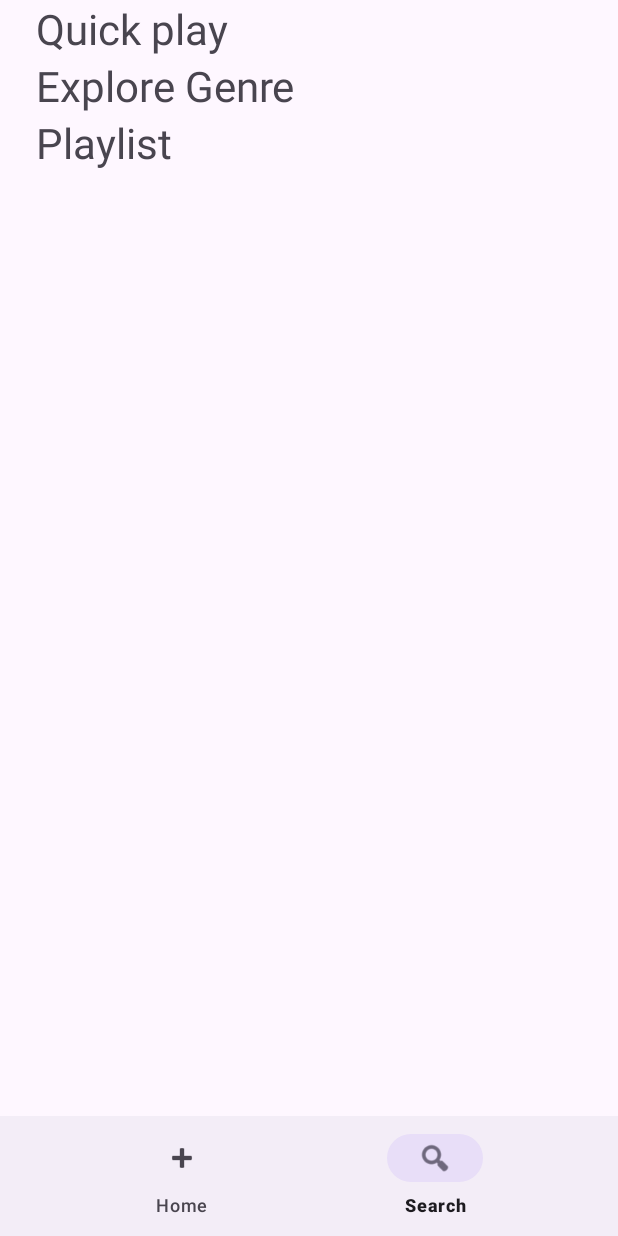
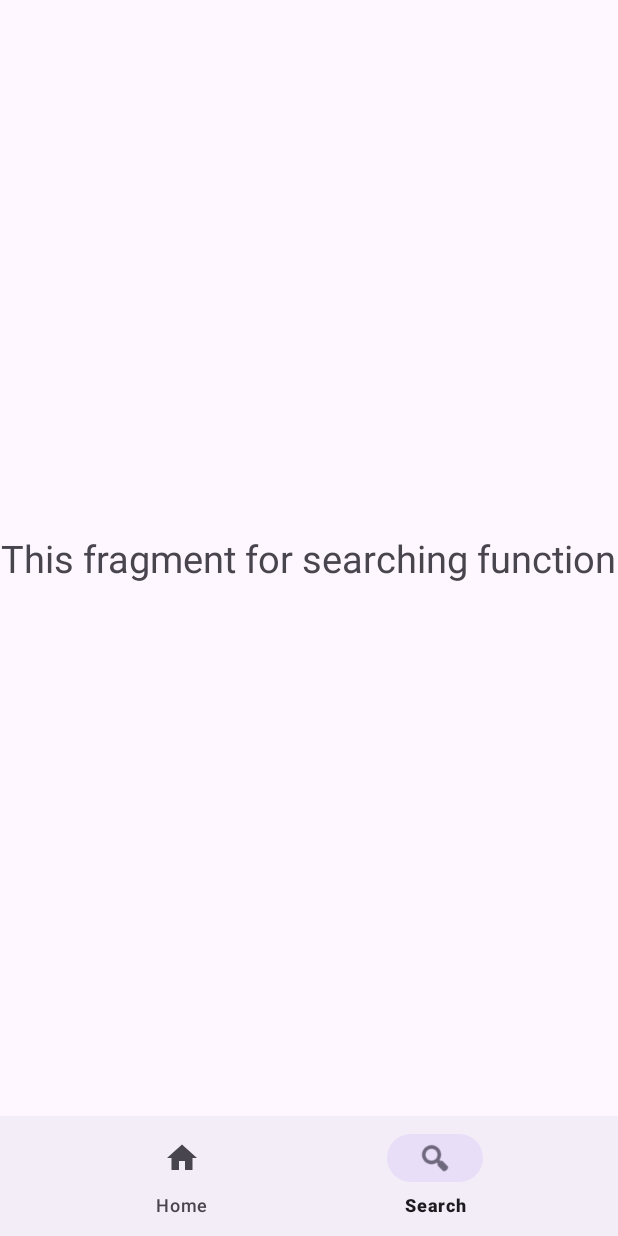
Before and after one commit to DoMHieu/Mobile-Dev-Gr8, an Android app: the screen it shows after launch (MainActivity), item 2 of the bottom bar chosen, on a phone screen of 412 x 824 dp. Run offline under Robolectric (Android 15) with nearby library versions, the phone set to English and light mode, and no system bars.

Commit message:
Empty Fragment

```diff
--- /dev/null
+++ b/music/app/src/main/java/com/example/music/HomeFragment.kt
@@ -0,0 +1,17 @@
+package com.example.music
+
+import android.os.Bundle
+import androidx.fragment.app.Fragment
+import android.view.LayoutInflater
+import android.view.View
+import android.view.ViewGroup
+
+class HomeFragment : Fragment() {
+    override fun onCreateView(
+        inflater: LayoutInflater, container: ViewGroup?,
+        savedInstanceState: Bundle?
+    ): View? {
+        // Inflate the layout for this fragment
+        return inflater.inflate(R.layout.fragment_home, container, false)
+    }
+}
--- a/music/app/src/main/java/com/example/music/MainActivity.kt
+++ b/music/app/src/main/java/com/example/music/MainActivity.kt
@@ -7,6 +7,8 @@ import androidx.core.view.ViewCompat
 import androidx.core.view.WindowInsetsCompat
 
 class MainActivity : AppCompatActivity() {
+
+
     override fun onCreate(savedInstanceState: Bundle?) {
         super.onCreate(savedInstanceState)
         enableEdgeToEdge()
@@ -16,8 +18,30 @@ class MainActivity : AppCompatActivity() {
             v.setPadding(systemBars.left, systemBars.top, systemBars.right, systemBars.bottom)
             insets
         }
+
+        val bottomNavigationView = findViewById<com.google.android.material.bottomnavigation.BottomNavigationView>(R.id.bottom_navigation)
+        supportFragmentManager.beginTransaction().replace(R.id.container, HomeFragment()).commit();
+
+        bottomNavigationView.setOnItemSelectedListener { item ->
+            when (item.itemId) {
+                R.id.home -> {
+                    supportFragmentManager.beginTransaction()
+                        .replace(R.id.container, HomeFragment())
+                        .commit()
+                    true
+                }
+                R.id.search_button -> {
+                    supportFragmentManager.beginTransaction()
+                        .replace(R.id.container, SearchFragment())
+                        .commit()
+                    true
+                }
+                else -> false
+            }
+        }
+
+
     }
-
     override fun onDestroy() {
         super.onDestroy()
     }
--- /dev/null
+++ b/music/app/src/main/java/com/example/music/SearchFragment.kt
@@ -0,0 +1,17 @@
+package com.example.music
+
+import android.os.Bundle
+import androidx.fragment.app.Fragment
+import android.view.LayoutInflater
+import android.view.View
+import android.view.ViewGroup
+
+class SearchFragment : Fragment() {
+    override fun onCreateView(
+        inflater: LayoutInflater, container: ViewGroup?,
+        savedInstanceState: Bundle?
+    ): View? {
+        // Inflate the layout for this fragment
+        return inflater.inflate(R.layout.fragment_search, container, false)
+    }
+}
--- /dev/null
+++ b/music/app/src/main/res/drawable/back_button.xml
@@ -0,0 +1,5 @@
+<vector xmlns:android="http://schemas.android.com/apk/res/android" android:autoMirrored="true" android:height="24dp" android:tint="#000000" android:viewportHeight="24" android:viewportWidth="24" android:width="24dp">
+
+    <path android:fillColor="@android:color/white" android:pathData="M20,11H7.83l5.59,-5.59L12,4l-8,8 8,8 1.41,-1.41L7.83,13H20v-2z"/>
+
+</vector>
--- /dev/null
+++ b/music/app/src/main/res/drawable/home.xml
@@ -0,0 +1,9 @@
+<vector xmlns:android="http://schemas.android.com/apk/res/android"
+    android:width="24dp"
+    android:height="24dp"
+    android:viewportWidth="24"
+    android:viewportHeight="24">
+    <path
+        android:fillColor="#000000"
+        android:pathData="M10,20v-6h4v6h5v-8h3L12,3 2,12h3v8z"/>
+</vector>
--- a/music/app/src/main/res/layout/activity_main.xml
+++ b/music/app/src/main/res/layout/activity_main.xml
@@ -1,5 +1,6 @@
 <?xml version="1.0" encoding="utf-8"?>
-<RelativeLayout xmlns:android="http://schemas.android.com/apk/res/android"
+<androidx.constraintlayout.widget.ConstraintLayout
+    xmlns:android="http://schemas.android.com/apk/res/android"
     xmlns:app="http://schemas.android.com/apk/res-auto"
     xmlns:tools="http://schemas.android.com/tools"
     android:id="@+id/main"
@@ -7,92 +8,18 @@
     android:layout_height="match_parent"
     tools:context=".MainActivity">
 
+    <FrameLayout
+        android:id="@+id/container"
+        android:layout_width="match_parent"
+        android:layout_height="0dp"
+        app:layout_constraintTop_toTopOf="parent"
+        app:layout_constraintBottom_toTopOf="@id/bottom_navigation" />
+
     <com.google.android.material.bottomnavigation.BottomNavigationView
         android:id="@+id/bottom_navigation"
         android:layout_width="match_parent"
         android:layout_height="wrap_content"
-        android:layout_alignParentBottom="true"
-        app:menu="@menu/bottom_nav_menu"
-        >
+        app:layout_constraintBottom_toBottomOf="parent"
+        app:menu="@menu/bottom_nav_menu" />
 
-    </com.google.android.material.bottomnavigation.BottomNavigationView>
-
-
-
-    <FrameLayout
-        android:layout_width="match_parent"
-        android:layout_height="match_parent"
-        android:id="@+id/container"
-        android:layout_above="@id/bottom_navigation">
-
-        <ScrollView
-            android:layout_width="match_parent"
-            android:layout_height="match_parent">
-
-            <LinearLayout
-
-                android:layout_width="match_parent"
-                android:layout_height="wrap_content"
-                android:orientation="vertical" >
-
-                <TextView
-                    android:id="@+id/textView8"
-                    android:layout_width="wrap_content"
-                    android:layout_height="wrap_content"
-                    android:text="Quick play"
-                    android:textSize="28dp"
-                    android:paddingLeft="24dp"
-                    />
-
-                <LinearLayout
-                    android:layout_width="match_parent"
-                    android:layout_height="match_parent"
-                    android:stretchColumns="*"/>
-
-                <LinearLayout
-                    android:layout_width="match_parent"
-                    android:layout_height="match_parent"
-                    android:orientation="horizontal"/>
-
-                <TextView
-                    android:id="@+id/textView10"
-                    android:layout_width="match_parent"
-                    android:layout_height="wrap_content"
-                    android:text="Explore Genre"
-                    android:textSize="28dp"
-                    android:paddingLeft="24dp"/>
-
-                <HorizontalScrollView
-                    android:layout_width="wrap_content"
-                    android:layout_height="wrap_content">
-
-                    <LinearLayout
-                        android:layout_width="wrap_content"
-                        android:layout_height="match_parent"
-                        android:orientation="horizontal"/>
-                </HorizontalScrollView>
-
-                <TextView
-                    android:id="@+id/textView11"
-                    android:layout_width="match_parent"
-                    android:layout_height="wrap_content"
-                    android:text="Playlist"
-                    android:textSize="28dp"
-                    android:paddingLeft="24dp"/>
-
-                <LinearLayout
-                    android:layout_width="match_parent"
-                    android:layout_height="match_parent"
-                    android:orientation="horizontal"/>
-
-                <LinearLayout
-                    android:layout_width="match_parent"
-                    android:layout_height="match_parent"
-                    android:orientation="horizontal"/>
-
-            </LinearLayout>
-        </ScrollView>
-
-    </FrameLayout>
-
-</RelativeLayout>
+</androidx.constraintlayout.widget.ConstraintLayout>
--- /dev/null
+++ b/music/app/src/main/res/layout/fragment_home.xml
@@ -0,0 +1,76 @@
+<?xml version="1.0" encoding="utf-8"?>
+<RelativeLayout xmlns:android="http://schemas.android.com/apk/res/android"
+    xmlns:tools="http://schemas.android.com/tools"
+    android:layout_width="match_parent"
+    android:layout_height="match_parent"
+    tools:context=".HomeFragment">
+
+    <ScrollView
+        android:layout_width="match_parent"
+        android:layout_height="match_parent">
+
+        <LinearLayout
+
+            android:layout_width="match_parent"
+            android:layout_height="wrap_content"
+            android:orientation="vertical" >
+
+            <TextView
+                android:id="@+id/textView8"
+                android:layout_width="wrap_content"
+                android:layout_height="wrap_content"
+                android:text="Quick play"
+                android:textSize="28dp"
+                android:paddingLeft="24dp"
+                />
+
+            <LinearLayout
+                android:layout_width="match_parent"
+                android:layout_height="match_parent"
+                android:stretchColumns="*"/>
+
+            <LinearLayout
+                android:layout_width="match_parent"
+                android:layout_height="match_parent"
+                android:orientation="horizontal"/>
+
+            <TextView
+                android:id="@+id/textView10"
+                android:layout_width="match_parent"
+                android:layout_height="wrap_content"
+                android:text="Explore Genre"
+                android:textSize="28dp"
+                android:paddingLeft="24dp"/>
+
+            <HorizontalScrollView
+                android:layout_width="wrap_content"
+                android:layout_height="wrap_content">
+
+                <LinearLayout
+                    android:layout_width="wrap_content"
+                    android:layout_height="match_parent"
+                    android:orientation="horizontal"/>
+            </HorizontalScrollView>
+
+            <TextView
+                android:id="@+id/textView11"
+                android:layout_width="match_parent"
+                android:layout_height="wrap_content"
+                android:text="Playlist"
+                android:textSize="28dp"
+                android:paddingLeft="24dp"/>
+
+            <LinearLayout
+                android:layout_width="match_parent"
+                android:layout_height="match_parent"
+                android:orientation="horizontal"/>
+
+            <LinearLayout
+                android:layout_width="match_parent"
+                android:layout_height="match_parent"
+                android:orientation="horizontal"/>
+
+        </LinearLayout>
+    </ScrollView>
+
+</RelativeLayout>
--- /dev/null
+++ b/music/app/src/main/res/layout/fragment_search.xml
@@ -0,0 +1,16 @@
+<?xml version="1.0" encoding="utf-8"?>
+<RelativeLayout xmlns:android="http://schemas.android.com/apk/res/android"
+    xmlns:tools="http://schemas.android.com/tools"
+    android:layout_width="match_parent"
+    android:layout_height="match_parent"
+    tools:context=".SearchFragment">
+
+    <!-- TODO: Update blank fragment layout -->
+    <TextView
+        android:layout_width="wrap_content"
+        android:layout_height="wrap_content"
+        android:text="This fragment for searching function"
+        android:textSize="25dp"
+        android:layout_centerInParent="true"/>
+
+</RelativeLayout>
--- a/music/app/src/main/res/menu/bottom_nav_menu.xml
+++ b/music/app/src/main/res/menu/bottom_nav_menu.xml
@@ -2,7 +2,7 @@
 <menu xmlns:android="http://schemas.android.com/apk/res/android">
     <item android:id="@+id/home"
         android:title="Home"
-        android:icon="@android:drawable/ic_input_add"/>
+        android:icon="@drawable/home"/>
 <!--    <item android:id="@+id/playlist"
         android:title="Playlist"
         android:icon="@android:drawable/ic_lock_idle_alarm"/>
--- a/music/app/src/main/res/values/strings.xml
+++ b/music/app/src/main/res/values/strings.xml
@@ -1,3 +1,5 @@
 <resources>
     <string name="app_name">Music</string>
+    <!-- TODO: Remove or change this placeholder text -->
+    <string name="hello_blank_fragment">Hello blank fragment</string>
 </resources>
```
